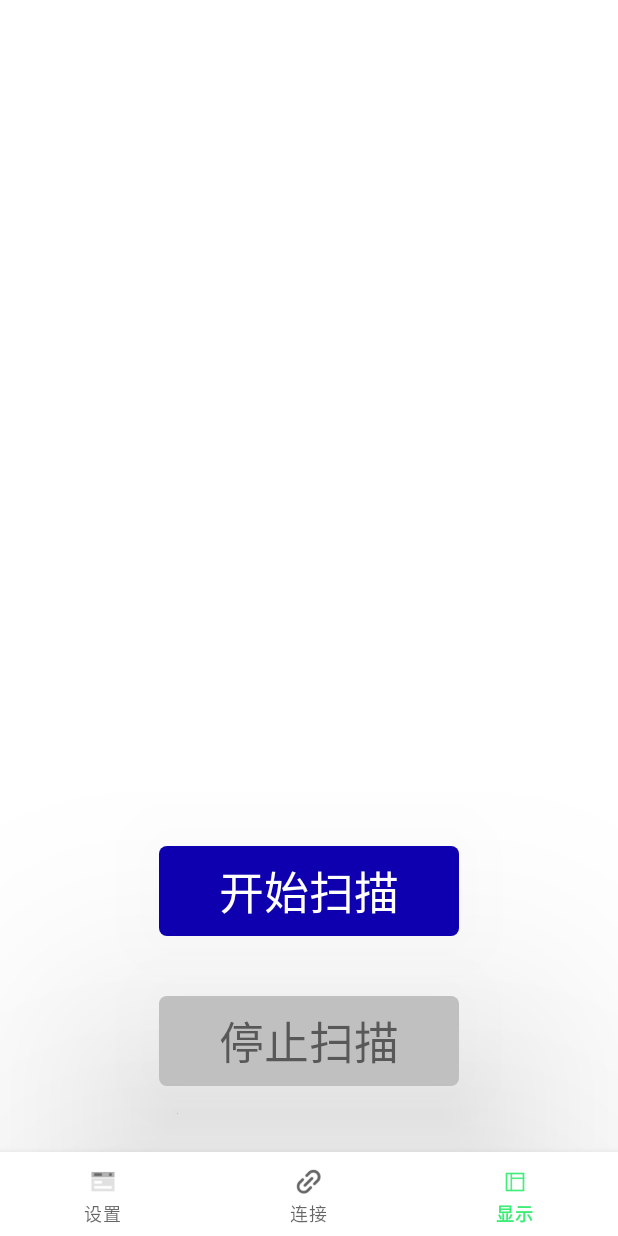
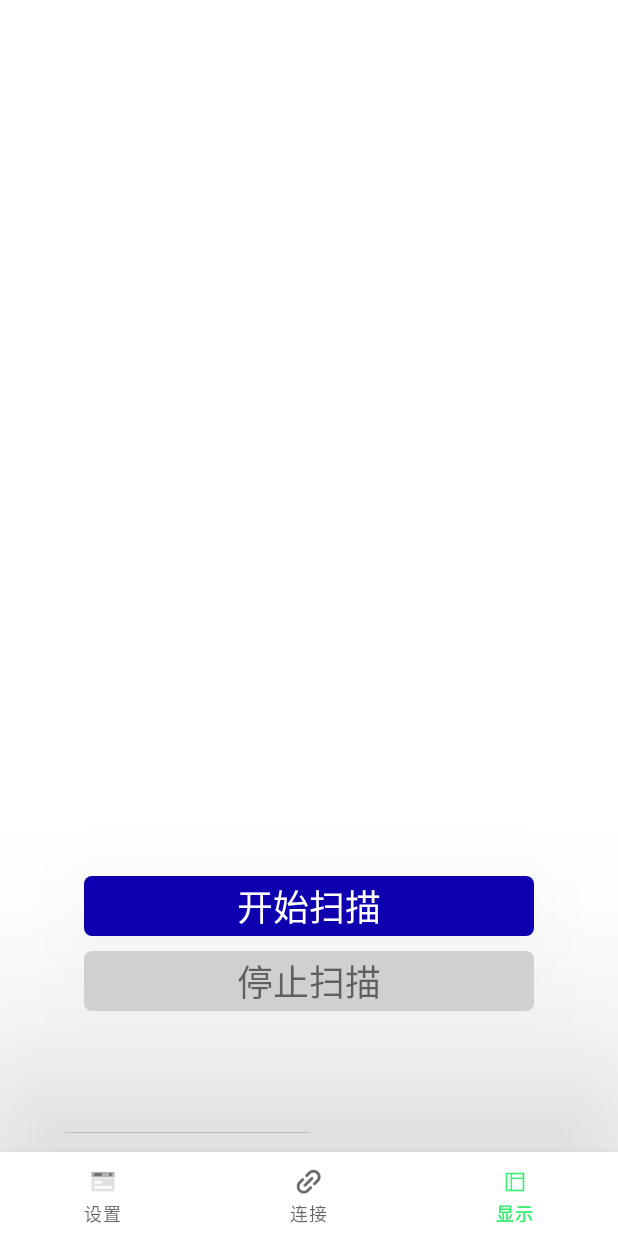
Before and after one commit to vaca22/esp32_android_ble, an Android app: the ScanFragment screen opened directly, with no data from a screen before it, on a phone screen of 412 x 824 dp. Run offline under Robolectric (Android 15) with nearby library versions, the phone set to English and light mode, and no system bars; our stand-ins replace navigation-ui; libraries missing offline, so code that uses them is left out: no.nordicsemi.android.

Commit message:
dsfg5252dsfdsffdasasdd

```diff
--- a/app/src/main/java/com/vaca/esp32_android_ble/ble/BleBean.kt
+++ b/app/src/main/java/com/vaca/esp32_android_ble/ble/BleBean.kt
@@ -2,4 +2,4 @@ package com.vaca.esp32_android_ble.ble
 
 import android.bluetooth.BluetoothDevice
 
-data class BleBean(var name: String, var bluetoothDevice: BluetoothDevice,var span: Boolean =false)
+data class BleBean(var name: String, var bluetoothDevice: BluetoothDevice,var addr:String,var rssi:Int,var span: Boolean =false)
--- a/app/src/main/java/com/vaca/esp32_android_ble/ble/BleScanManager.kt
+++ b/app/src/main/java/com/vaca/esp32_android_ble/ble/BleScanManager.kt
@@ -13,7 +13,7 @@ import android.util.Log
 
 class BleScanManager {
     interface Scan {
-        fun scanReturn(name: String, bluetoothDevice: BluetoothDevice)
+        fun scanReturn(name: String, bluetoothDevice: BluetoothDevice,addr:String,rssi:Int)
     }
 
     private var bluetoothAdapter: BluetoothAdapter? = null
@@ -27,11 +27,9 @@ class BleScanManager {
             super.onScanResult(callbackType, result)
             val device = result.device
             if (device?.name == null) return;
+            Log.e("dadab",device.address)
             scan?.apply {
-
-                    scanReturn(device.name, device)
-
-
+                    scanReturn(device.name, device,device.address,result.rssi)
             }
             Log.i("scanned ble", " ${device.name}")
         }
--- a/app/src/main/java/com/vaca/esp32_android_ble/fragment/ScanFragment.kt
+++ b/app/src/main/java/com/vaca/esp32_android_ble/fragment/ScanFragment.kt
@@ -82,7 +82,7 @@ class ScanFragment : Fragment(), BleViewAdapter.ItemClickListener,   BleScanMana
 
 
 
-    override fun scanReturn(name: String, bluetoothDevice: BluetoothDevice) {
+    override fun scanReturn(name: String, bluetoothDevice: BluetoothDevice,addr:String,rssi:Int) {
 //        if(bluetoothDevice.name.startsWith("DuoEK")==false){
 //            return
 //        }
@@ -94,8 +94,8 @@ class ScanFragment : Fragment(), BleViewAdapter.ItemClickListener,   BleScanMana
             }
         }
         if (z == 0) {
-            bleList.add(BleBean(name, bluetoothDevice))
-            bleViewAdapter.addDevice(name, bluetoothDevice)
+            bleList.add(BleBean(name, bluetoothDevice,addr,rssi))
+            bleViewAdapter.addDevice(name, bluetoothDevice,addr,rssi)
         }
     }
 
--- a/app/src/main/res/drawable/bb2.xml
+++ b/app/src/main/res/drawable/bb2.xml
@@ -1,6 +1,6 @@
 <?xml version="1.0" encoding="utf-8"?>
 <shape xmlns:android="http://schemas.android.com/apk/res/android"
     android:shape="rectangle">
-    <solid android:color="#c0c0c0" />
+    <solid android:color="#d0d0d0" />
     <corners android:radius="5dp" />
 </shape>
--- a/app/src/main/res/layout/fragment_scan.xml
+++ b/app/src/main/res/layout/fragment_scan.xml
@@ -15,28 +15,28 @@
         android:background="@drawable/bb1"
         android:text="开始扫描"
         android:gravity="center"
-        android:textSize="30sp"
+        android:textSize="24sp"
         android:id="@+id/start"
         android:elevation="100dp"
         android:layout_marginBottom="200dp"
         app:layout_constraintBottom_toBottomOf="parent"
         app:layout_constraintStart_toStartOf="parent"
         app:layout_constraintEnd_toEndOf="parent"
-        android:layout_width="200dp"
-        android:layout_height="60dp"/>
+        android:layout_width="300dp"
+        android:layout_height="40dp"/>
 
     <TextView
         android:background="@drawable/bb2"
         android:gravity="center"
-        android:textSize="30sp"
+        android:textSize="24sp"
         android:text="停止扫描"
         android:id="@+id/stop"
         android:elevation="100dp"
-        android:layout_marginBottom="100dp"
+        android:layout_marginBottom="150dp"
         app:layout_constraintBottom_toBottomOf="parent"
         app:layout_constraintStart_toStartOf="parent"
         app:layout_constraintEnd_toEndOf="parent"
-        android:layout_width="200dp"
-        android:layout_height="60dp"/>
+        android:layout_width="300dp"
+        android:layout_height="40dp"/>
 
 </androidx.constraintlayout.widget.ConstraintLayout>
--- a/app/src/main/res/layout/item_ble.xml
+++ b/app/src/main/res/layout/item_ble.xml
@@ -19,8 +19,9 @@
             android:visibility="gone"
             android:id="@+id/dada"
             android:layout_width="match_parent"
-            android:layout_height="100dp">
+            android:layout_height="130dp">
                 <TextView
+                    android:padding="10dp"
                     android:id="@+id/info"
                     android:textSize="15sp"
                     android:textColor="@color/black"
```
Also changed, not shown: app/src/main/java/com/vaca/esp32_android_ble/ble/BleViewAdapter.kt (+7 -2 lines).
